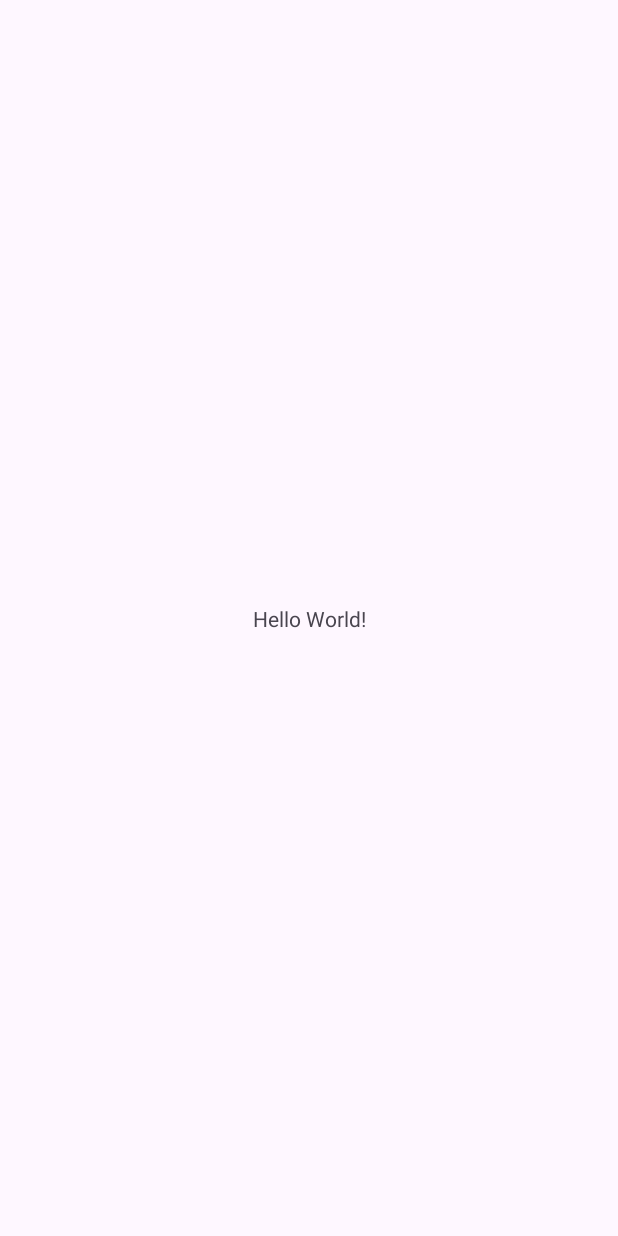
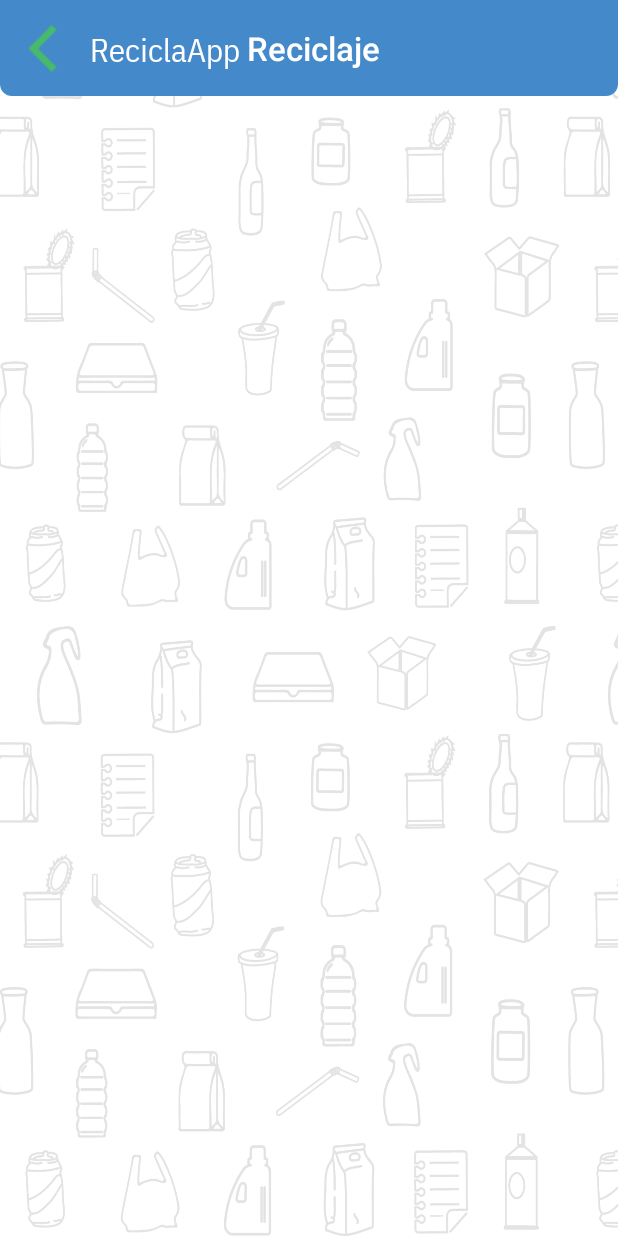
Before and after one commit to RaulDiazR/ReciclaApp_Android, an Android app: the screen it shows after launch (MainActivity before the commit, HistorialRecoleccionesActivity after it), on a phone screen of 412 x 824 dp. Before the commit the screen is almost empty. Run offline under Robolectric (Android 15) with nearby library versions, the phone set to English and light mode, and no system bars.

Commit message:
Add App global values

```diff
--- /dev/null
+++ b/app/src/main/java/com/example/reciclaapp/HistorialRecoleccionesActivity.java
@@ -0,0 +1,36 @@
+package com.example.reciclaapp;
+
+import androidx.appcompat.app.AppCompatActivity;
+
+import android.content.Intent;
+import android.os.Bundle;
+import androidx.appcompat.widget.Toolbar;
+
+public class HistorialRecoleccionesActivity extends AppCompatActivity {
+
+    @Override
+    protected void onCreate(Bundle savedInstanceState) {
+        super.onCreate(savedInstanceState);
+        setContentView(R.layout.activity_historial_recolecciones);
+
+        // Find the Toolbar by its ID
+        Toolbar toolbar = findViewById(R.id.toolbar);
+
+        // Set the Toolbar as the app bar
+        setSupportActionBar(toolbar);
+
+        // Remove default title for app bar
+        //getSupportActionBar().setDisplayShowTitleEnabled(false);
+
+        // Enable the back button (up navigation)
+        getSupportActionBar().setDisplayHomeAsUpEnabled(true);
+    }
+
+    @Override
+    public boolean onSupportNavigateUp() {
+        onBackPressed();
+        Intent intent = new Intent(this, MainActivity.class);
+        startActivity(intent);
+        return true;
+    }
+}
--- /dev/null
+++ b/app/src/main/res/drawable/shape_rounded.xml
@@ -0,0 +1,10 @@
+<?xml version="1.0" encoding="utf-8"?>
+<shape xmlns:android="http://schemas.android.com/apk/res/android" >
+
+    <solid android:color="@color/blue" />
+
+
+    <corners
+        android:bottomLeftRadius="8dp"
+        android:bottomRightRadius="8dp"/>
+</shape>
--- /dev/null
+++ b/app/src/main/res/layout/activity_historial_recolecciones.xml
@@ -0,0 +1,38 @@
+<androidx.constraintlayout.widget.ConstraintLayout xmlns:android="http://schemas.android.com/apk/res/android"
+    xmlns:app="http://schemas.android.com/apk/res-auto"
+    xmlns:tools="http://schemas.android.com/tools"
+    android:layout_width="match_parent"
+    android:layout_height="match_parent"
+    android:background="@drawable/background"
+    tools:context=".HistorialRecoleccionesActivity">
+
+    <androidx.appcompat.widget.Toolbar
+        android:id="@+id/toolbar"
+        android:layout_width="match_parent"
+        android:layout_height="wrap_content"
+        android:background="@drawable/shape_rounded"
+        app:layout_constraintEnd_toEndOf="parent"
+        app:layout_constraintStart_toStartOf="parent"
+        app:layout_constraintTop_toTopOf="parent"
+        app:navigationIcon="@drawable/back_icon"
+        app:titleTextColor="@color/white">
+        <!-- Centered Title TextView -->
+        <TextView
+            style="@style/TextAppearance.AppCompat.Widget.ActionBar.Title"
+            android:layout_width="wrap_content"
+            android:layout_height="wrap_content"
+            android:layout_gravity="center"
+            android:text="@string/reciclaje"
+            android:textColor="@color/white"
+            android:textSize="22sp" />
+    </androidx.appcompat.widget.Toolbar>
+
+    <androidx.recyclerview.widget.RecyclerView
+        android:id="@+id/recyclerView"
+        android:layout_width="match_parent"
+        android:layout_height="wrap_content"
+        android:layout_marginTop="156dp"
+        app:layout_constraintEnd_toEndOf="parent"
+        app:layout_constraintStart_toStartOf="parent"
+        app:layout_constraintTop_toTopOf="parent" />
+</androidx.constraintlayout.widget.ConstraintLayout>
--- a/app/src/main/res/values/colors.xml
+++ b/app/src/main/res/values/colors.xml
@@ -2,4 +2,6 @@
 <resources>
     <color name="black">#FF000000</color>
     <color name="white">#FFFFFFFF</color>
+    <color name="blue">#4489CA</color>
+    <color name="green">#47BA6C</color>
 </resources>
--- a/app/src/main/res/values/strings.xml
+++ b/app/src/main/res/values/strings.xml
@@ -1,3 +1,5 @@
 <resources>
     <string name="app_name">ReciclaApp</string>
+    <string name="background_image">Background Image</string>
+    <string name="reciclaje">Reciclaje</string>
 </resources>
--- a/app/src/main/res/values/themes.xml
+++ b/app/src/main/res/values/themes.xml
@@ -3,6 +3,8 @@
     <style name="Base.Theme.ReciclaApp" parent="Theme.Material3.DayNight.NoActionBar">
         <!-- Customize your light theme here. -->
         <!-- <item name="colorPrimary">@color/my_light_primary</item> -->
+        <item name="android:statusBarColor">@color/black</item>
+        <item name="android:fontFamily">@font/plex_sans_condensed</item>
     </style>
 
     <style name="Theme.ReciclaApp" parent="Base.Theme.ReciclaApp" />
```
Also changed, not shown: app/src/main/AndroidManifest.xml (+7 -4 lines), app/src/main/res/layout/item_historial_layout.xml (added, +73 -0 lines), app/src/main/res/layout/prueba_item_historial_layout.xml (added, +53 -0 lines), app/src/main/res/drawable/back_icon.png (added), app/src/main/res/drawable/background.png (added), app/src/main/res/drawable/icono_recoleccion.png (added), app/src/main/res/drawable/icono_regresar.png (added), app/src/main/res/font/plex_sans_condensed.ttf (added).
